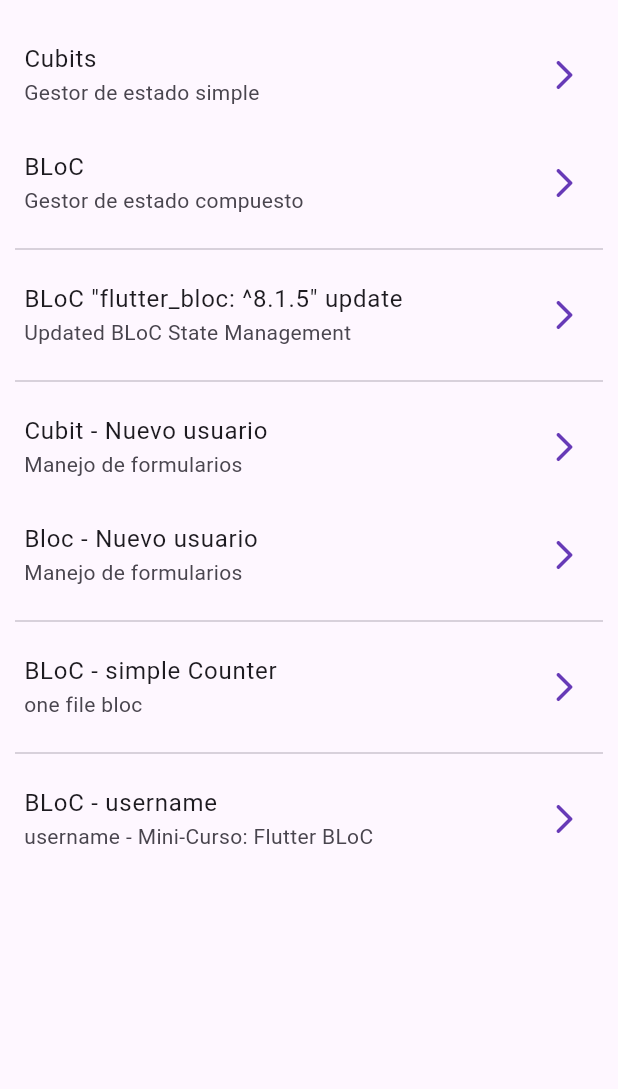
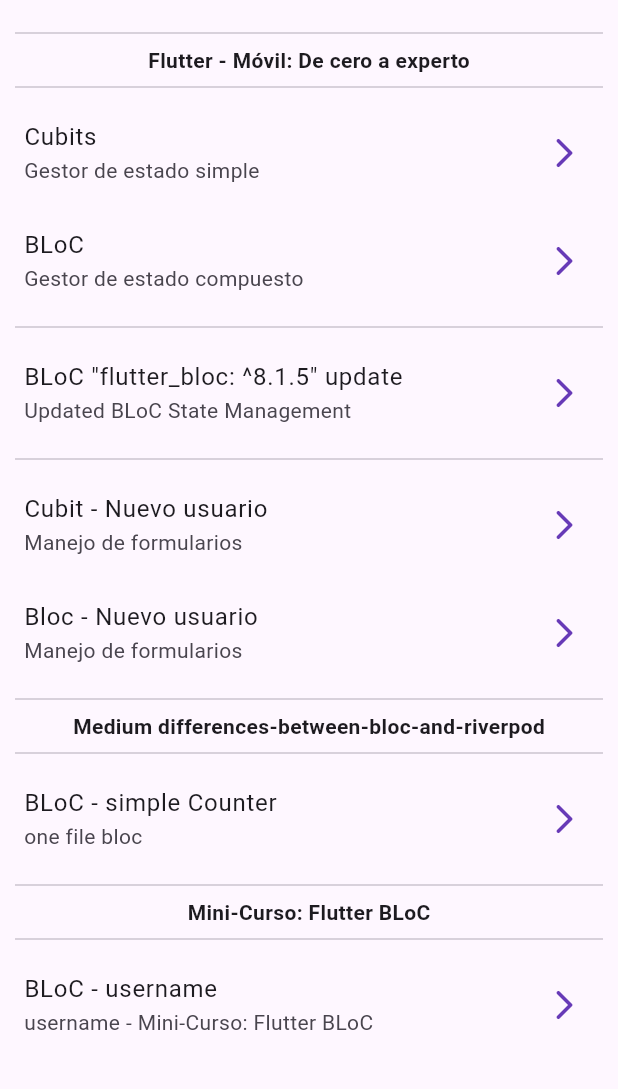
Before and after one commit to hesptech/flutter_cubit_bloc, a Flutter app: the screen it shows after launch, on a phone screen of 412 x 824 dp, the part 63-1152 px from its top. Run offline on Flutter 3.47's test engine with Material 2 defaults, Android fonts, the light colour scheme and no system bars; our stand-ins replace equatable, flutter_bloc, formz, go_router; missing offline and left inert: random_name_generator.

Commit message:
refactor: HomeScreen subTitles

```diff
--- a/lib/presentation/screens/home_screen.dart
+++ b/lib/presentation/screens/home_screen.dart
@@ -10,6 +10,7 @@
       appBar: AppBar(title: const Text('Flutter Cubit BLoC - (Formularios)'),),
       body: ListView(
         children: <Widget>[
+          _subtitle('Flutter - Móvil: De cero a experto'),
 
           ListTile(
             title: const Text('Cubits'),
@@ -56,10 +57,7 @@
             onTap: () => context.push('/new-user-bloc'),
           ),
 
-          const Padding(
-            padding: EdgeInsets.symmetric(horizontal: 10),
-            child: Divider(),
-          ),
+          _subtitle('Medium differences-between-bloc-and-riverpod'),
 
           ListTile(
             title: const Text('BLoC - simple Counter'),
@@ -68,10 +66,7 @@
             onTap: () => context.push('/counter-bloc-simple'),
           ),
 
-          const Padding(
-            padding: EdgeInsets.symmetric(horizontal: 10),
-            child: Divider(),
-          ),
+          _subtitle('Mini-Curso: Flutter BLoC'),
 
           ListTile(
             title: const Text('BLoC - username'),
@@ -84,4 +79,20 @@
       ),
     );
   }
+
+  Widget _subtitle(String subTitle) {
+    return Column(
+      children: [
+        const Padding(
+          padding: EdgeInsets.symmetric(horizontal: 10),
+          child: Divider(),
+        ),
+        Text(subTitle, style: const TextStyle(fontWeight: FontWeight.bold),),
+        const Padding(
+          padding: EdgeInsets.symmetric(horizontal: 10),
+          child: Divider(),
+        ),
+      ],
+    );
+  }
 }
```
Also changed, not shown: 1 other file.
